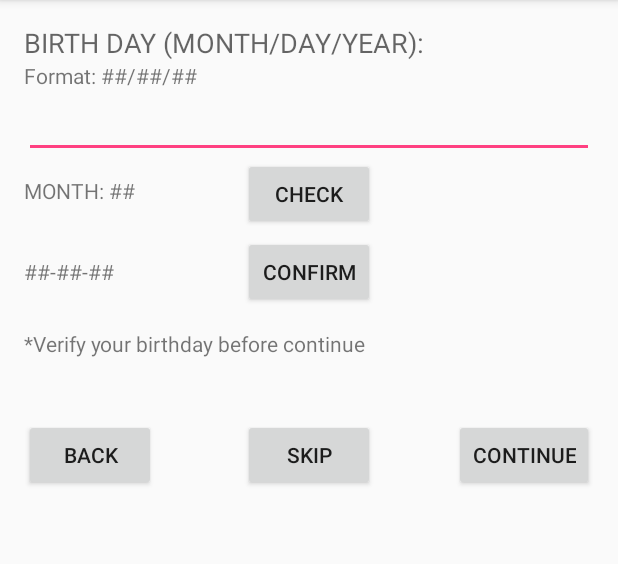
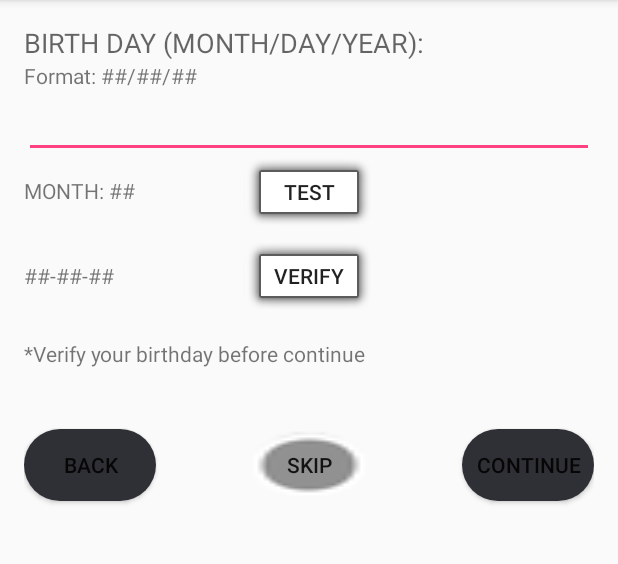
Before and after one commit to leontan0630/Satan, an Android app: the satan3 screen opened directly, with no data from a screen before it, on a phone screen of 412 x 824 dp, the part 84-648 px from its top. Run offline under Robolectric (Android 15) with nearby library versions, the phone set to English and light mode, and no system bars.

Commit message:
CHANGE THE BACKGROUND OF BUTTONS

```diff
--- a/app/src/main/res/layout/activity_main.xml
+++ b/app/src/main/res/layout/activity_main.xml
@@ -38,7 +38,8 @@
         android:layout_marginBottom="32dp"
         android:id="@+id/button"
         android:layout_alignParentBottom="true"
-        android:layout_centerHorizontal="true" />
+        android:layout_centerHorizontal="true"
+        android:background="@android:drawable/progress_horizontal" />
 
     <EditText
         android:layout_width="wrap_content"
--- a/app/src/main/res/layout/satan3.xml
+++ b/app/src/main/res/layout/satan3.xml
@@ -62,14 +62,15 @@
         android:id="@+id/c2" />
 
     <Button
-        android:text="CONFIRM"
+        android:text="VERIFY"
         android:layout_width="wrap_content"
         android:layout_height="wrap_content"
         android:id="@+id/b2"
         android:layout_alignBaseline="@+id/c2"
         android:layout_alignBottom="@+id/c2"
         android:layout_alignLeft="@+id/b1"
-        android:layout_alignStart="@+id/b1" />
+        android:layout_alignStart="@+id/b1"
+        android:background="@android:drawable/alert_light_frame" />
 
     <Button
         android:text="CONTINUE"
@@ -79,7 +80,8 @@
         android:layout_marginTop="74dp"
         android:layout_below="@+id/b2"
         android:layout_alignParentRight="true"
-        android:layout_alignParentEnd="true" />
+        android:layout_alignParentEnd="true"
+        android:background="@android:drawable/toast_frame" />
 
     <TextView
         android:text="*Verify your birthday before continue "
@@ -92,12 +94,13 @@
         android:layout_alignParentStart="true" />
 
     <Button
-        android:text="CHECK"
+        android:text="TEST"
         android:layout_width="wrap_content"
         android:layout_height="wrap_content"
         android:id="@+id/b1"
         android:layout_below="@+id/bd1"
-        android:layout_centerHorizontal="true" />
+        android:layout_centerHorizontal="true"
+        android:background="@android:drawable/alert_light_frame" />
 
     <Button
         android:text="SKIP"
@@ -106,7 +109,8 @@
         android:layout_alignBottom="@+id/b3"
         android:layout_alignRight="@+id/b2"
         android:layout_alignEnd="@+id/b2"
-        android:id="@+id/b4" />
+        android:id="@+id/b4"
+        android:background="@android:drawable/presence_invisible" />
 
     <Button
         android:text="BACK"
@@ -115,6 +119,7 @@
         android:layout_alignBottom="@+id/b4"
         android:layout_alignParentLeft="true"
         android:layout_alignParentStart="true"
-        android:id="@+id/b5" />
+        android:id="@+id/b5"
+        android:background="@android:drawable/toast_frame" />
 
 </RelativeLayout>
```
